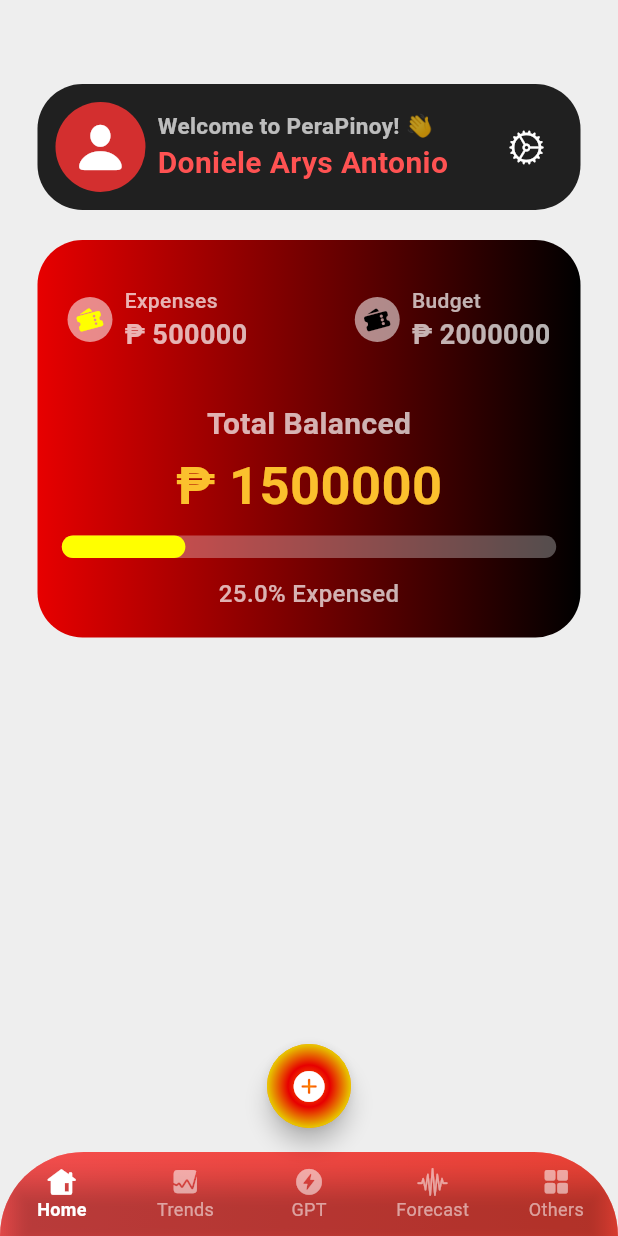
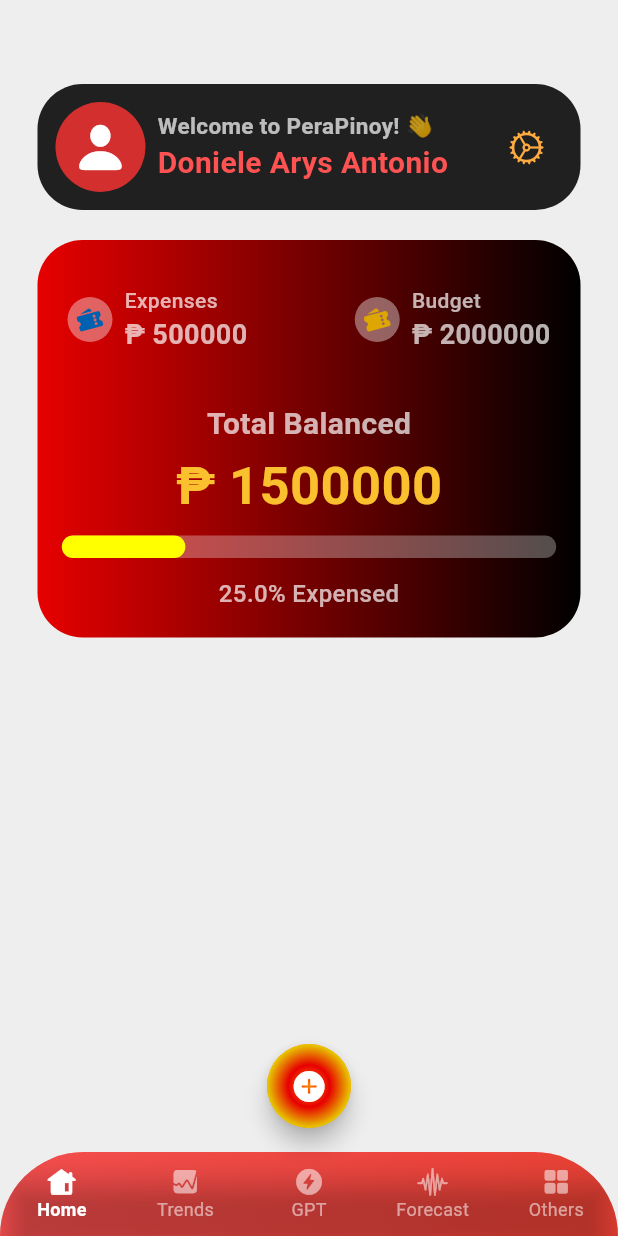
Before and after one commit to donyelqt/pera-pinoy, a Flutter app: the screen it shows after launch, on a phone screen of 412 x 824 dp. Run offline on Flutter 3.47's test engine with Material 3 defaults, Android fonts, the phone set to English and light mode, and no system bars.

Commit message:
"Updated icon colors in MainScreen"

```diff
--- a/lib/screens/home/views/main_screen.dart
+++ b/lib/screens/home/views/main_screen.dart
@@ -81,7 +81,7 @@ class MainScreen extends StatelessWidget {
                       onPressed: () {},
                       icon: const Icon(
                         CupertinoIcons.settings,
-                        color: Colors.white,
+                        color: Colors.orangeAccent,
                       )),
                 ],
               ),
@@ -114,13 +114,13 @@ class MainScreen extends StatelessWidget {
                               width: 30,
                               height: 30,
                               decoration: const BoxDecoration(
-                                  color: Colors.white54,
+                                  color: Colors.white38,
                                   shape: BoxShape.circle),
                               child: const Center(
                                   child: Icon(
                                 CupertinoIcons.tickets_fill,
                                 size: 18,
-                                color: Colors.yellowAccent,
+                                color: Color.fromARGB(255, 0, 97, 176),
                               )),
                             ),
                             const SizedBox(width: 8),
@@ -151,13 +151,13 @@ class MainScreen extends StatelessWidget {
                               width: 30,
                               height: 30,
                               decoration: const BoxDecoration(
-                                  color: Colors.white54,
+                                  color: Colors.white38,
                                   shape: BoxShape.circle),
                               child: const Center(
                                   child: Icon(
                                 CupertinoIcons.tickets_fill,
                                 size: 18,
-                                color: Colors.black,
+                                color: Color.fromARGB(255, 221, 166, 1),
                               )),
                             ),
                             const SizedBox(width: 8),
```
